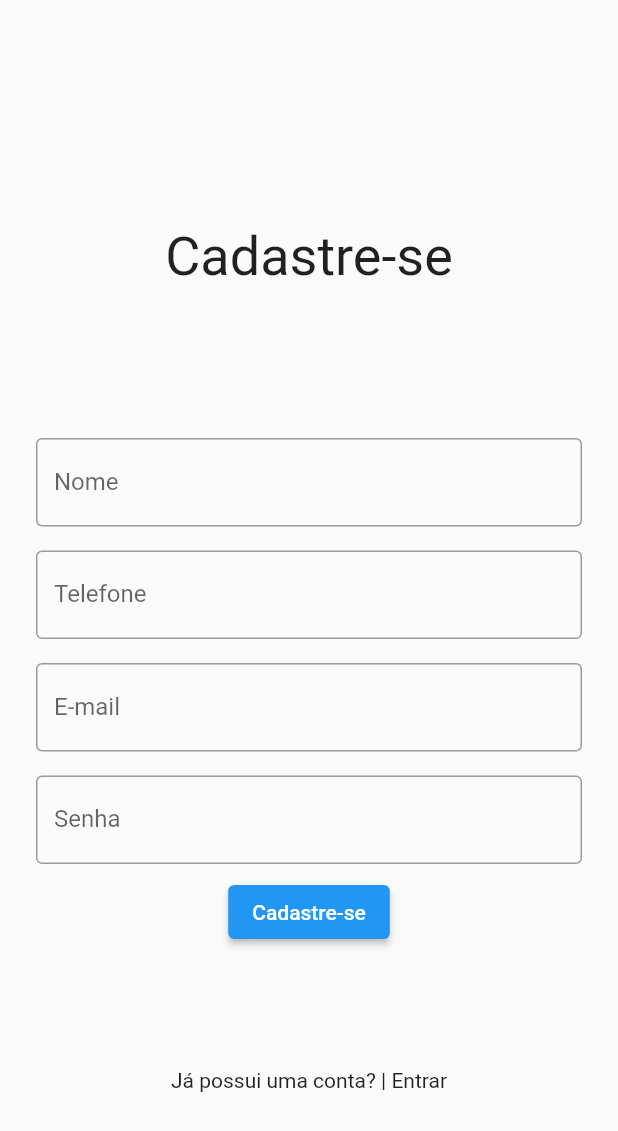
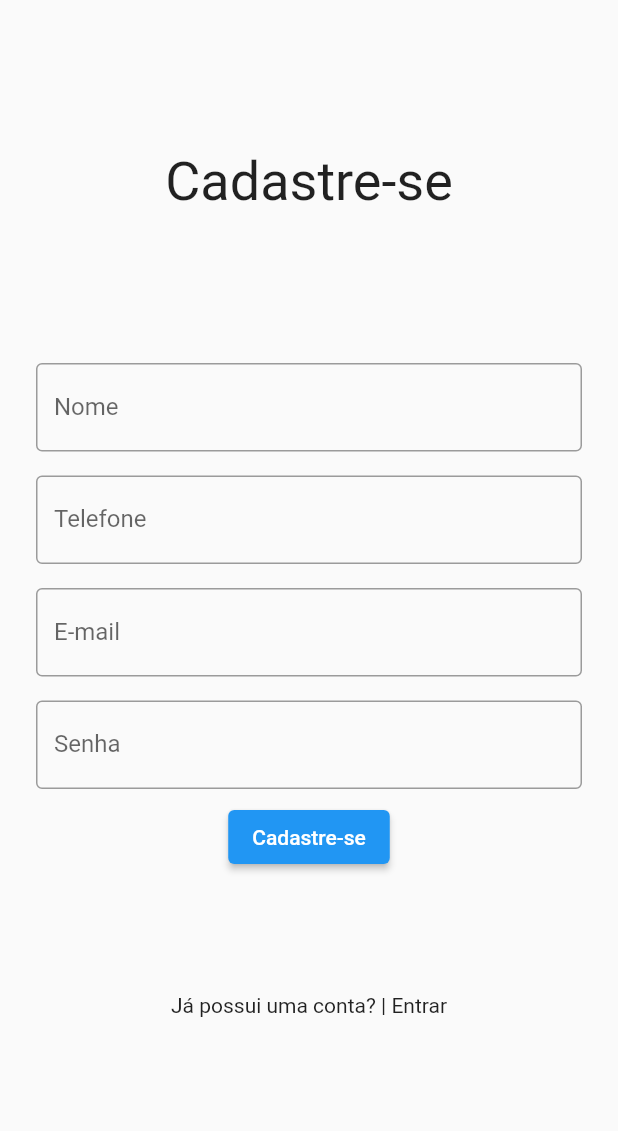
Before and after one commit to tamirfaria/level-up-03, a Flutter app: the SignUpPage screen opened by its route, on a phone screen of 412 x 824 dp. Shown: the top 1131 px of the screen. Run offline on Flutter 3.47's test engine with Material 2 defaults, Android fonts, the light colour scheme and no system bars; our stand-ins replace mask_text_input_formatter.

Commit message:
refactor: padding refactoring

```diff
--- a/lib/modules/sign_up/sign_up_page.dart
+++ b/lib/modules/sign_up/sign_up_page.dart
@@ -22,7 +22,7 @@ class _SignUpPageState extends State<SignUpPage> {
             child: Form(
               key: _formKey,
               child: Padding(
-                padding: const EdgeInsets.only(top: 150),
+                padding: const EdgeInsets.only(top: 100),
                 child: Column(
                   mainAxisAlignment: MainAxisAlignment.center,
                   crossAxisAlignment: CrossAxisAlignment.center,
```
